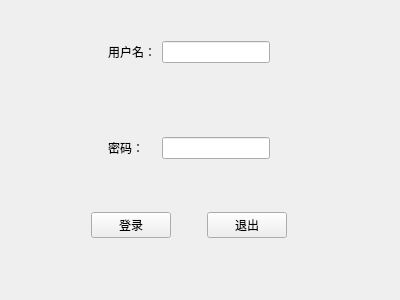
The window that planner_teamwork/login.ui (xifeng0126/Planner_teamwork) describes before a commit, drawn with Qt 5.
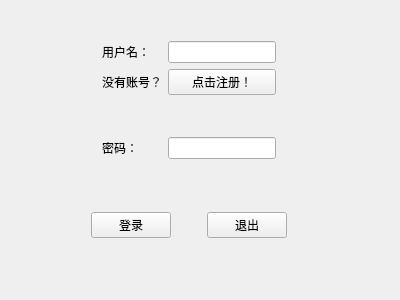
The same window after the commit.

Commit message:
Added Calendar and Optimized "login"&"signup"window
contributed by cao and deng.

```diff
--- a/planner_teamwork/login.ui
+++ b/planner_teamwork/login.ui
@@ -11,7 +11,7 @@
    </rect>
   </property>
   <property name="windowTitle">
-   <string>Form</string>
+   <string>登录</string>
   </property>
   <widget class="QWidget" name="widget_4" native="true">
    <property name="geometry">
@@ -103,6 +103,13 @@
     </sizepolicy>
    </property>
    <layout class="QGridLayout" name="gridLayout">
+    <item row="3" column="1">
+     <widget class="QLabel" name="label_2">
+      <property name="text">
+       <string>密码：</string>
+      </property>
+     </widget>
+    </item>
     <item row="0" column="0">
      <spacer name="horizontalSpacer_4">
       <property name="orientation">
@@ -116,7 +123,7 @@
       </property>
      </spacer>
     </item>
-    <item row="1" column="2">
+    <item row="2" column="2">
      <spacer name="verticalSpacer">
       <property name="orientation">
        <enum>Qt::Vertical</enum>
@@ -129,17 +136,7 @@
       </property>
      </spacer>
     </item>
-    <item row="0" column="2">
-     <widget class="QLineEdit" name="userName"/>
-    </item>
-    <item row="2" column="1">
-     <widget class="QLabel" name="label_2">
-      <property name="text">
-       <string>密码：</string>
-      </property>
-     </widget>
-    </item>
-    <item row="2" column="2">
+    <item row="3" column="2">
      <widget class="QLineEdit" name="passWord">
       <property name="echoMode">
        <enum>QLineEdit::Password</enum>
@@ -153,6 +150,9 @@
       </property>
      </widget>
     </item>
+    <item row="0" column="2">
+     <widget class="QLineEdit" name="userName"/>
+    </item>
     <item row="0" column="3">
      <spacer name="horizontalSpacer_5">
       <property name="orientation">
@@ -166,6 +166,20 @@
       </property>
      </spacer>
     </item>
+    <item row="1" column="2">
+     <widget class="QPushButton" name="openSignUp">
+      <property name="text">
+       <string>点击注册！</string>
+      </property>
+     </widget>
+    </item>
+    <item row="1" column="1">
+     <widget class="QLabel" name="label_3">
+      <property name="text">
+       <string>没有账号？</string>
+      </property>
+     </widget>
+    </item>
    </layout>
   </widget>
  </widget>
```
The commit also changes 67 other files.
